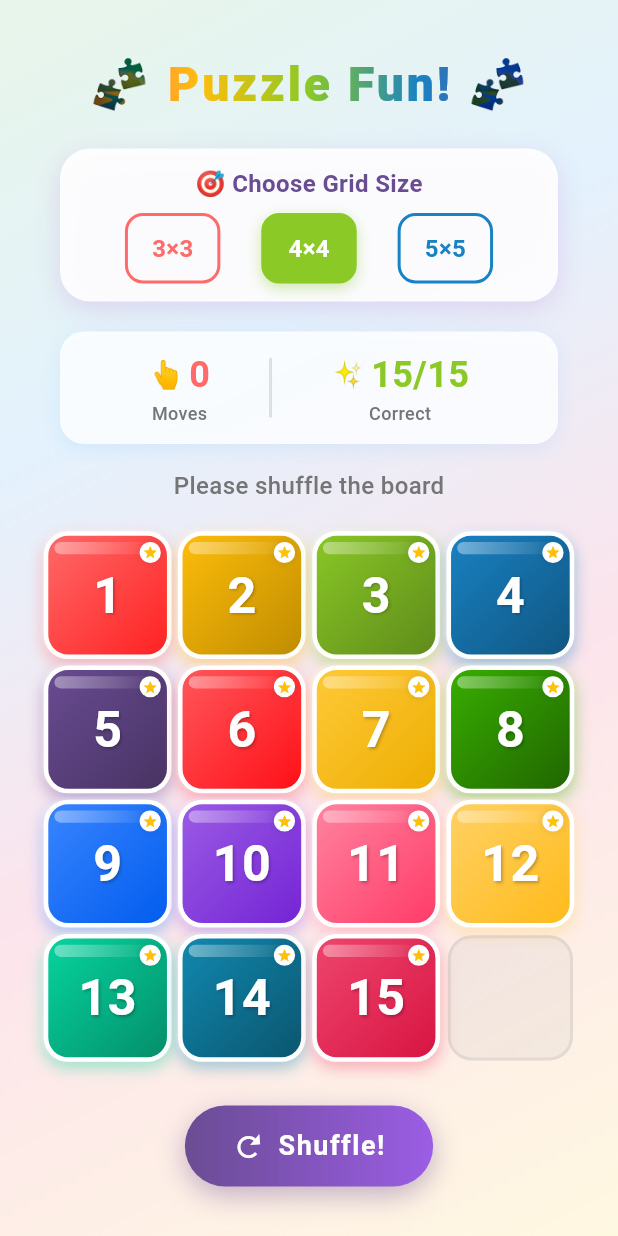
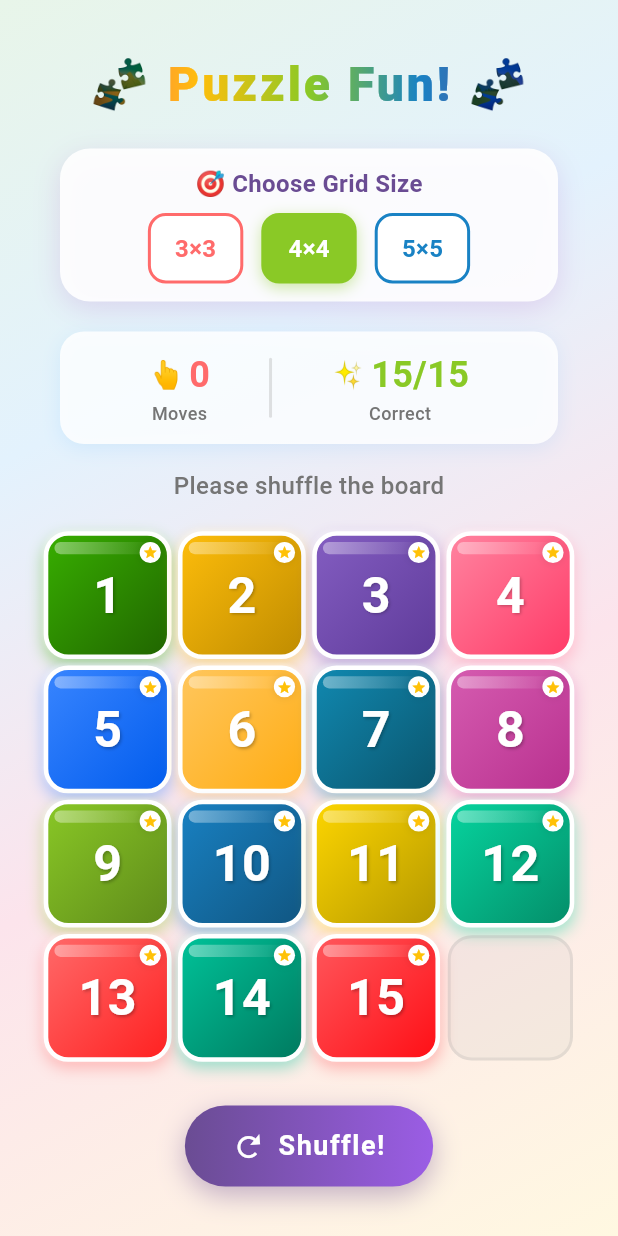
Before and after one commit to codezzi-dev/puzzle_fun, a Flutter app: the screen it shows after launch, after a tap on "4×4", on a phone screen of 412 x 824 dp. Run offline on Flutter 3.47's test engine with Material 3 defaults, Android fonts, the phone set to English and light mode, and no system bars; our stand-ins replace flutter_riverpod; Roboto replaces fonts that are missing (Nunito).

Commit message:
Refactor tile color management and enhance game state with random color assignment

```diff
--- a/lib/config_pd.dart
+++ b/lib/config_pd.dart
@@ -1,4 +1,46 @@
+import 'dart:math';
+
+import 'package:flutter/material.dart';
 import 'package:flutter_riverpod/flutter_riverpod.dart';
+
+// Vibrant rainbow color palette for children
+const List<Color> tileColors = [
+  Color(0xFFFF6B6B), // Coral Red
+  Color(0xFFFFBE0B), // Sunny Yellow
+  Color(0xFF8AC926), // Lime Green
+  Color(0xFF1982C4), // Ocean Blue
+  Color(0xFF6A4C93), // Purple
+  Color(0xFFFF595E), // Salmon
+  Color(0xFFFFCA3A), // Gold
+  Color(0xFF38B000), // Grass Green
+  Color(0xFF3A86FF), // Sky Blue
+  Color(0xFF9B5DE5), // Violet
+  Color(0xFFFF85A1), // Pink
+  Color(0xFFFFD166), // Light Orange
+  Color(0xFF06D6A0), // Teal
+  Color(0xFF118AB2), // Deep Blue
+  Color(0xFFEF476F), // Magenta
+  Color(0xFFFFD700), // Golden Yellow
+  Color(0xFF00C49A), // Emerald
+  Color(0xFF845EC2), // Royal Purple
+  Color(0xFFFF6F91), // Hot Pink
+  Color(0xFFFFC75F), // Amber
+  Color(0xFF4B7BE5), // Cobalt Blue
+  Color(0xFF00C9B7), // Aqua
+  Color(0xFFD65DB1), // Orchid
+  Color(0xFFFF9671), // Peach
+];
+
+// Generate random color map for tiles
+Map<int, Color> _generateColorMap(int numTiles) {
+  final random = Random();
+  final availableColors = List<Color>.from(tileColors)..shuffle(random);
+  final colorMap = <int, Color>{};
+  for (int i = 1; i <= numTiles; i++) {
+    colorMap[i] = availableColors[(i - 1) % availableColors.length];
+  }
+  return colorMap;
+}
 
 // Game state class to hold all game data
 class GameState {
@@ -7,6 +49,7 @@ class GameState {
   final String? winState;
   final bool isGameRunning;
   final List<String> tilesList;
+  final Map<int, Color> colorMap; // Random color assignment for each tile number
 
   GameState({
     required this.moves,
@@ -14,6 +57,7 @@ class GameState {
     required this.winState,
     required this.isGameRunning,
     required this.tilesList,
+    required this.colorMap,
   });
 
   // Total tiles count (including empty tile)
@@ -22,9 +66,15 @@ class GameState {
   // Number of numbered tiles (excluding empty tile)
   int get numberedTiles => totalTiles - 1;
 
+  // Get color for a tile number
+  Color getTileColor(int tileNumber) {
+    return colorMap[tileNumber] ?? tileColors[0];
+  }
+
   // Initial state factory
   factory GameState.initial({int gridSize = 3}) {
-    final tilesList = List.generate(gridSize * gridSize - 1, (index) => (index + 1).toString());
+    final numTiles = gridSize * gridSize - 1;
+    final tilesList = List.generate(numTiles, (index) => (index + 1).toString());
     tilesList.add('X');
     return GameState(
       moves: 0,
@@ -32,6 +82,7 @@ class GameState {
       winState: 'Please shuffle the board',
       isGameRunning: false,
       tilesList: tilesList,
+      colorMap: _generateColorMap(numTiles),
     );
   }
 
@@ -53,6 +104,7 @@ class GameState {
     String? winState,
     bool? isGameRunning,
     List<String>? tilesList,
+    Map<int, Color>? colorMap,
   }) {
     return GameState(
       moves: moves ?? this.moves,
@@ -60,6 +112,7 @@ class GameState {
       winState: winState,
       isGameRunning: isGameRunning ?? this.isGameRunning,
       tilesList: tilesList ?? this.tilesList,
+      colorMap: colorMap ?? this.colorMap,
     );
   }
 }
@@ -84,6 +137,7 @@ class GameNotifier extends Notifier<GameState> {
       winState: null,
       isGameRunning: true,
       tilesList: newTilesList,
+      colorMap: state.colorMap, // Keep same colors during shuffle
     );
   }
 
@@ -113,6 +167,7 @@ class GameNotifier extends Notifier<GameState> {
           winState: state.winState,
           isGameRunning: state.isGameRunning,
           tilesList: newTilesList,
+          colorMap: state.colorMap,
         );
 
         // Check win condition
--- a/lib/game_container.dart
+++ b/lib/game_container.dart
@@ -3,33 +3,6 @@ import 'package:flutter_riverpod/flutter_riverpod.dart';
 
 import 'config_pd.dart';
 
-// Vibrant rainbow color palette for children
-const List<Color> tileColors = [
-  Color(0xFFFF6B6B), // Coral Red
-  Color(0xFFFFBE0B), // Sunny Yellow
-  Color(0xFF8AC926), // Lime Green
-  Color(0xFF1982C4), // Ocean Blue
-  Color(0xFF6A4C93), // Purple
-  Color(0xFFFF595E), // Salmon
-  Color(0xFFFFCA3A), // Gold
-  Color(0xFF38B000), // Grass Green
-  Color(0xFF3A86FF), // Sky Blue
-  Color(0xFF9B5DE5), // Violet
-  Color(0xFFFF85A1), // Pink
-  Color(0xFFFFD166), // Light Orange
-  Color(0xFF06D6A0), // Teal
-  Color(0xFF118AB2), // Deep Blue
-  Color(0xFFEF476F), // Magenta
-  Color(0xFFFFD700), // Golden Yellow
-  Color(0xFF00C49A), // Emerald
-  Color(0xFF845EC2), // Royal Purple
-  Color(0xFFFF6F91), // Hot Pink
-  Color(0xFFFFC75F), // Amber
-  Color(0xFF4B7BE5), // Cobalt Blue
-  Color(0xFF00C9B7), // Aqua
-  Color(0xFFD65DB1), // Orchid
-  Color(0xFFFF9671), // Peach
-];
 
 class GameContainer extends ConsumerStatefulWidget {
   const GameContainer({super.key});
@@ -107,13 +80,6 @@ class _GameContainerState extends ConsumerState<GameContainer> with TickerProvid
   bool _isCorrectPosition(int index, String value) {
     if (value == 'X') return false;
     return (index + 1).toString() == value;
-  }
-
-  Color _getTileColor(int value) {
-    if (value <= 0 || value > tileColors.length) {
-      return tileColors[0];
-    }
-    return tileColors[(value - 1) % tileColors.length];
   }
 
   @override
@@ -204,7 +170,7 @@ class _GameContainerState extends ConsumerState<GameContainer> with TickerProvid
                   child: isEmptyTile
                       ? _buildEmptyTile()
                       : _buildColorfulTile(
-                          value: numValue,
+                          color: gameState.getTileColor(numValue),
                           displayText: tileValue,
                           isCorrect: isCorrect,
                           tileSize: tileSize,
@@ -221,10 +187,10 @@ class _GameContainerState extends ConsumerState<GameContainer> with TickerProvid
   Widget _buildEmptyTile() {
     return Container(
       decoration: BoxDecoration(
-        color: Colors.grey.withOpacity(0.1),
+        color: Colors.grey.withValues(alpha: 0.1),
         borderRadius: BorderRadius.circular(16.0),
         border: Border.all(
-          color: Colors.grey.withOpacity(0.2),
+          color: Colors.grey.withValues(alpha: 0.2),
           width: 2.0,
           strokeAlign: BorderSide.strokeAlignInside,
         ),
@@ -233,12 +199,12 @@ class _GameContainerState extends ConsumerState<GameContainer> with TickerProvid
   }
 
   Widget _buildColorfulTile({
-    required int value,
+    required Color color,
     required String displayText,
     required bool isCorrect,
     required double tileSize,
   }) {
-    final baseColor = _getTileColor(value);
+    final baseColor = color;
     final darkerColor = HSLColor.fromColor(baseColor).withLightness(
       (HSLColor.fromColor(baseColor).lightness - 0.15).clamp(0.0, 1.0),
     ).toColor();
@@ -256,12 +222,12 @@ class _GameContainerState extends ConsumerState<GameContainer> with TickerProvid
         borderRadius: BorderRadius.circular(16.0),
         boxShadow: [
           BoxShadow(
-            color: baseColor.withOpacity(0.4),
+            color: baseColor.withValues(alpha: 0.4),
             blurRadius: 8.0,
             offset: const Offset(0, 4),
           ),
           BoxShadow(
-            color: Colors.white.withOpacity(0.3),
+            color: Colors.white.withValues(alpha: 0.3),
             blurRadius: 1.0,
             offset: const Offset(-1, -1),
           ),
@@ -283,8 +249,8 @@ class _GameContainerState extends ConsumerState<GameContainer> with TickerProvid
                 borderRadius: BorderRadius.circular(8.0),
                 gradient: LinearGradient(
                   colors: [
-                    Colors.white.withOpacity(0.4),
-                    Colors.white.withOpacity(0.0),
+                    Colors.white.withValues(alpha: 0.4),
+                    Colors.white.withValues(alpha: 0.0),
                   ],
                 ),
               ),
@@ -320,7 +286,7 @@ class _GameContainerState extends ConsumerState<GameContainer> with TickerProvid
                   shape: BoxShape.circle,
                   boxShadow: [
                     BoxShadow(
-                      color: Colors.black.withOpacity(0.1),
+                      color: Colors.black.withValues(alpha: 0.1),
                       blurRadius: 4,
                     ),
                   ],
--- a/lib/main.dart
+++ b/lib/main.dart
@@ -131,11 +131,11 @@ class _HomePageState extends ConsumerState<HomePage> with TickerProviderStateMix
                       margin: const EdgeInsets.symmetric(horizontal: 40.0),
                       padding: const EdgeInsets.symmetric(horizontal: 16.0, vertical: 12.0),
                       decoration: BoxDecoration(
-                        color: Colors.white.withOpacity(0.9),
+                        color: Colors.white.withValues(alpha: 0.9),
                         borderRadius: BorderRadius.circular(20.0),
                         boxShadow: [
                           BoxShadow(
-                            color: Colors.purple.withOpacity(0.15),
+                            color: Colors.purple.withValues(alpha: 0.15),
                             blurRadius: 15.0,
                             offset: const Offset(0, 5),
                           ),
@@ -153,7 +153,7 @@ class _HomePageState extends ConsumerState<HomePage> with TickerProviderStateMix
                           ),
                           const SizedBox(height: 8.0),
                           Row(
-                            mainAxisAlignment: MainAxisAlignment.spaceEvenly,
+                            mainAxisAlignment: MainAxisAlignment.center,
                             children: [
                               _GridSizeOption(
                                 label: '3×3',
@@ -162,6 +162,7 @@ class _HomePageState extends ConsumerState<HomePage> with TickerProviderStateMix
                                 color: const Color(0xFFFF6B6B),
                                 onChanged: (v) => gameNotifier.changeGridSize(v!),
                               ),
+                              const SizedBox(width: 12.0),
                               _GridSizeOption(
                                 label: '4×4',
                                 value: 4,
@@ -169,6 +170,7 @@ class _HomePageState extends ConsumerState<HomePage> with TickerProviderStateMix
                                 color: const Color(0xFF8AC926),
                                 onChanged: (v) => gameNotifier.changeGridSize(v!),
                               ),
+                              const SizedBox(width: 12.0),
                               _GridSizeOption(
                                 label: '5×5',
                                 value: 5,
@@ -188,11 +190,11 @@ class _HomePageState extends ConsumerState<HomePage> with TickerProviderStateMix
                       margin: const EdgeInsets.symmetric(horizontal: 40.0),
                       padding: const EdgeInsets.symmetric(horizontal: 20.0, vertical: 12.0),
                       decoration: BoxDecoration(
-                        color: Colors.white.withOpacity(0.85),
+                        color: Colors.white.withValues(alpha: 0.85),
                         borderRadius: BorderRadius.circular(16.0),
                         boxShadow: [
                           BoxShadow(
-                            color: Colors.blue.withOpacity(0.1),
+                            color: Colors.blue.withValues(alpha: 0.1),
                             blurRadius: 10.0,
                             offset: const Offset(0, 3),
                           ),
@@ -211,7 +213,7 @@ class _HomePageState extends ConsumerState<HomePage> with TickerProviderStateMix
                             height: 40,
                             width: 2,
                             decoration: BoxDecoration(
-                              color: Colors.grey.withOpacity(0.3),
+                              color: Colors.grey.withValues(alpha: 0.3),
                               borderRadius: BorderRadius.circular(1),
                             ),
                           ),
@@ -244,7 +246,7 @@ class _HomePageState extends ConsumerState<HomePage> with TickerProviderStateMix
                                     borderRadius: BorderRadius.circular(30.0),
                                     boxShadow: [
                                       BoxShadow(
-                                        color: Colors.orange.withOpacity(0.4),
+                                        color: Colors.orange.withValues(alpha: 0.4),
                                         blurRadius: 15.0,
                                         offset: const Offset(0, 5),
                                       ),
@@ -316,12 +318,10 @@ class _GridSizeOption extends StatelessWidget {
     final isSelected = value == groupValue;
     return GestureDetector(
       onTap: () => onChanged(value),
-      child: AnimatedContainer(
-        duration: const Duration(milliseconds: 300),
-        curve: Curves.easeOutBack,
+      child: Container(
         padding: const EdgeInsets.symmetric(horizontal: 16.0, vertical: 10.0),
         decoration: BoxDecoration(
-          color: isSelected ? color : Colors.transparent,
+          color: isSelected ? color : Colors.white,
           borderRadius: BorderRadius.circular(12.0),
           border: Border.all(
             color: color,
@@ -330,12 +330,12 @@ class _GridSizeOption extends StatelessWidget {
           boxShadow: isSelected
               ? [
                   BoxShadow(
-                    color: color.withOpacity(0.4),
+                    color: color.withValues(alpha: 0.4),
                     blurRadius: 8.0,
                     offset: const Offset(0, 3),
                   ),
                 ]
-              : [],
+              : null,
         ),
         child: Text(
           label,
@@ -449,7 +449,7 @@ class _ShuffleButtonState extends State<_ShuffleButton> with SingleTickerProvide
             borderRadius: BorderRadius.circular(30.0),
             boxShadow: [
               BoxShadow(
-                color: const Color(0xFF6A4C93).withOpacity(0.4),
+                color: const Color(0xFF6A4C93).withValues(alpha: 0.4),
                 blurRadius: 15.0,
                 offset: const Offset(0, 6),
               ),
```
